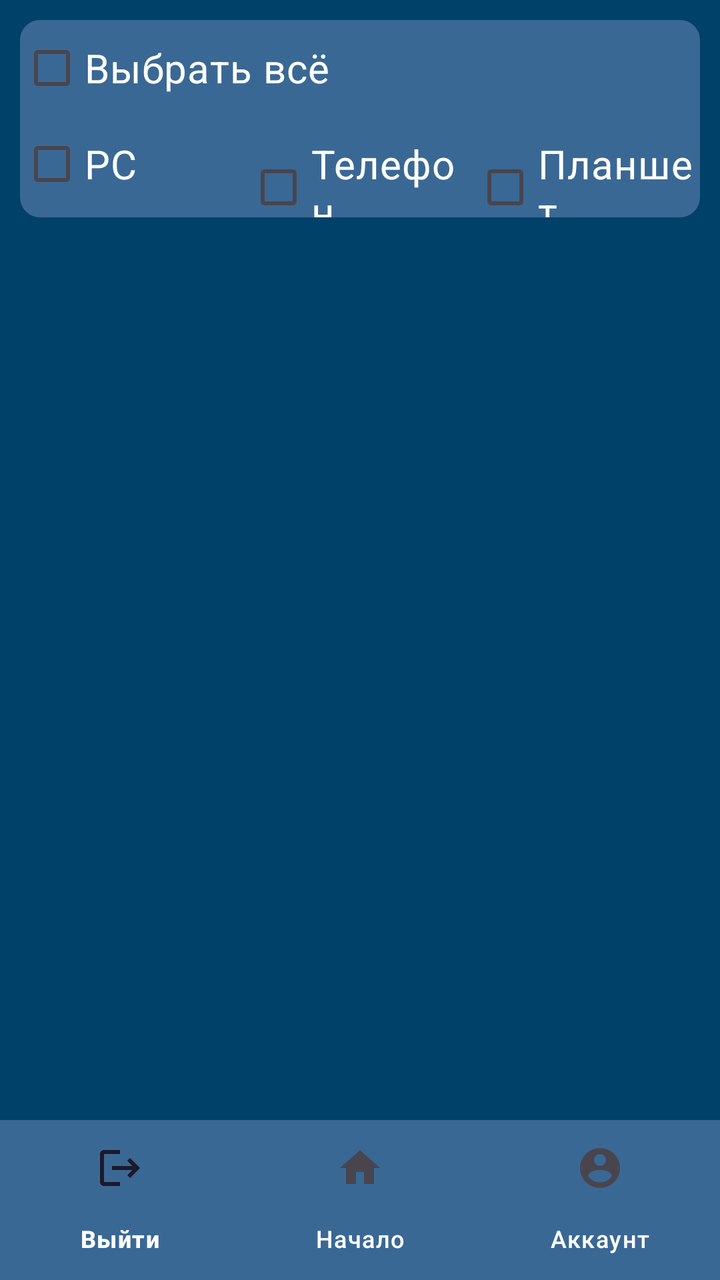
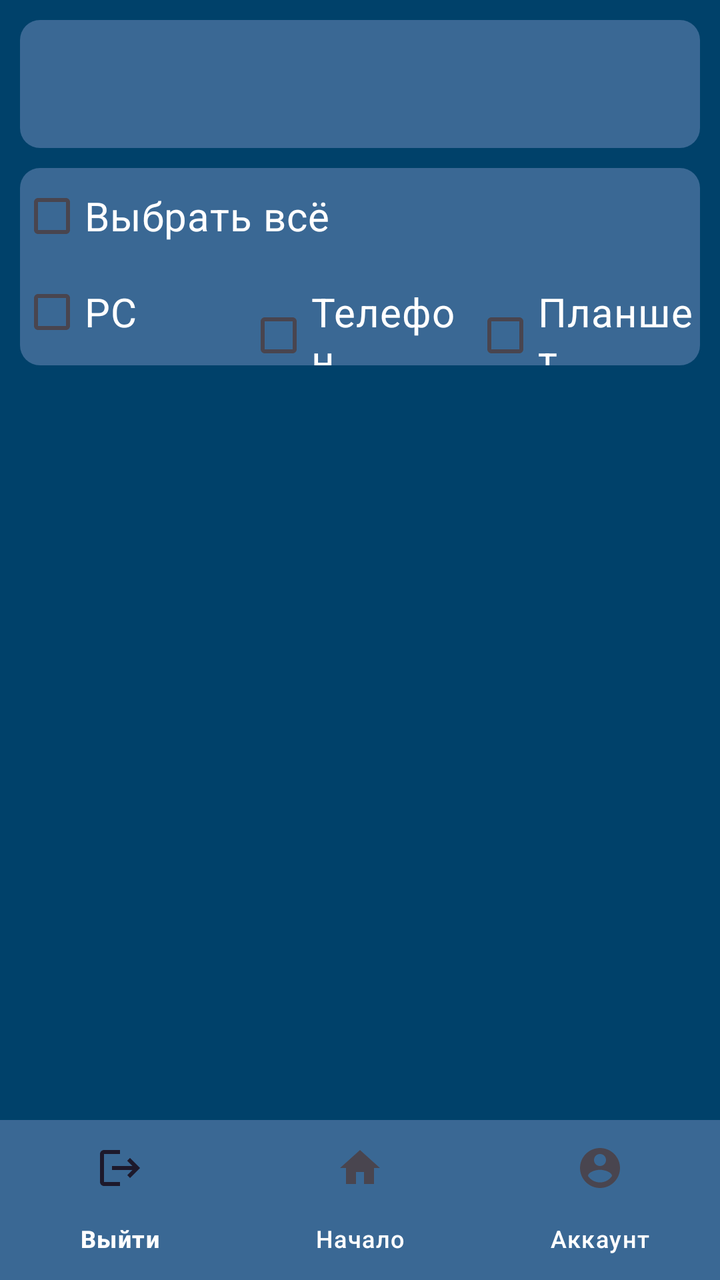

Before-and-after screenshots of an Android layout around one commit, followed by the original layout XML and the change that was made.
<!-- AndroidManifest.xml: application theme Theme.Kotlin3 -->
<!-- res/layout/activity_list_chats.xml -->
<?xml version="1.0" encoding="utf-8"?>
<androidx.constraintlayout.widget.ConstraintLayout xmlns:android="http://schemas.android.com/apk/res/android"
    xmlns:app="http://schemas.android.com/apk/res-auto"
    xmlns:tools="http://schemas.android.com/tools"
    android:layout_width="match_parent"
    android:layout_height="match_parent"
    android:background="@color/background">

    <LinearLayout
        android:layout_width="match_parent"
        android:layout_height="0dp"
        android:orientation="vertical"
        android:padding="10dp"
        app:layout_constraintBottom_toTopOf="@+id/bottom_navigation"
        app:layout_constraintTop_toTopOf="parent">

        <LinearLayout
            android:layout_width="match_parent"
            android:layout_height="wrap_content"
            android:background="@drawable/rounded_edittext"
            android:backgroundTint="@color/details"
            android:backgroundTintMode="src_in"
            android:orientation="vertical">

            <CheckBox
                android:id="@+id/selectAll"
                android:layout_width="match_parent"
                android:layout_height="wrap_content"
                android:autoSizeTextType="none"
                android:text="@string/selected_all"
                android:textColor="@color/white"
                android:textSize="20sp" />

            <LinearLayout
                android:layout_width="match_parent"
                android:layout_height="wrap_content"
                android:orientation="horizontal">

                <CheckBox
                    android:id="@+id/selectPC"
                    android:layout_width="match_parent"
                    android:layout_height="wrap_content"
                    android:layout_weight="1"
                    android:text="@string/PC"
                    android:textColor="@color/white"
                    android:textSize="20sp" />

                <CheckBox
                    android:id="@+id/selectPhone"
                    android:layout_width="match_parent"
                    android:layout_height="wrap_content"
                    android:layout_weight="1"
                    android:text="@string/phone"
                    android:textColor="@color/white"
                    android:textSize="20sp" />

                <CheckBox
                    android:id="@+id/selectTablet"
                    android:layout_width="match_parent"
                    android:layout_height="wrap_content"
                    android:layout_weight="1"
                    android:text="@string/tablet"
                    android:textColor="@color/white"
                    android:textSize="20sp" />
            </LinearLayout>
        </LinearLayout>


        <androidx.recyclerview.widget.RecyclerView
            android:id="@+id/recycle_view"
            android:layout_width="match_parent"
            android:layout_height="match_parent">
        </androidx.recyclerview.widget.RecyclerView>
    </LinearLayout>
    <com.google.android.material.bottomnavigation.BottomNavigationView
        android:id="@+id/bottom_navigation"
        android:layout_width="match_parent"
        android:layout_height="wrap_content"
        android:layout_gravity="start"
        android:background="@color/details"
        app:itemTextColor="@color/white"
        app:menu="@menu/bottom_nav_manu"
        app:layout_constraintBottom_toBottomOf="parent"
        />
</androidx.constraintlayout.widget.ConstraintLayout>
<!-- resources referenced by this layout -->
<resources>
  <color name="background">#00416A</color>
  <color name="details">#3A6894</color>
  <color name="white">#FFFFFFFF</color>
  <!-- drawable rounded_edittext (drawable) -->
  <?xml version="1.0" encoding="utf-8"?>
  <shape xmlns:android="http://schemas.android.com/apk/res/android"
      android:shape="rectangle"
      android:padding="10dp">
  
  
      <corners
          android:bottomRightRadius="10dp"
          android:bottomLeftRadius="10dp"
          android:topLeftRadius="10dp"
          android:topRightRadius="10dp" />
  </shape>
  <string name="PC">PC</string>
  <string name="phone">Телефон</string>
  <string name="selected_all">Выбрать всё</string>
  <string name="tablet">Планшет</string>
  <style name="Theme.Kotlin3" parent="Base.Theme.Kotlin3" />
  <style name="Base.Theme.Kotlin3" parent="Theme.Material3.DayNight.NoActionBar">
          
          
      </style>
</resources>

<!-- the commit's change to res/layout/activity_list_chats.xml (unified diff, before → after) -->
@@ -13,6 +13,16 @@
         android:padding="10dp"
         app:layout_constraintBottom_toTopOf="@+id/bottom_navigation"
         app:layout_constraintTop_toTopOf="parent">
+
+        <androidx.appcompat.widget.Toolbar
+            android:id="@+id/toolbar"
+            android:layout_width="match_parent"
+            android:layout_height="wrap_content"
+            android:layout_marginBottom="10sp"
+            android:background="@drawable/rounded_edittext"
+            android:backgroundTint="@color/details"
+            android:minHeight="?attr/actionBarSize"
+            android:theme="?attr/actionBarTheme" />
 
         <LinearLayout
             android:layout_width="match_parent"
@@ -79,7 +89,7 @@
         android:layout_gravity="start"
         android:background="@color/details"
         app:itemTextColor="@color/white"
-        app:menu="@menu/bottom_nav_manu"
+        app:menu="@menu/bottom_nav_menu"
         app:layout_constraintBottom_toBottomOf="parent"
         />
 </androidx.constraintlayout.widget.ConstraintLayout>
